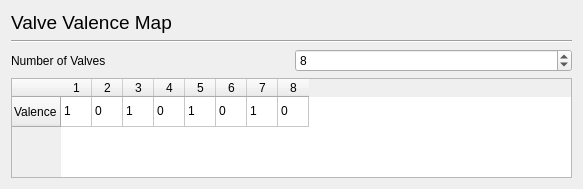
Above: UI/ValveMapUI.ui from RoboDoig/schedule-generator before the change. Below: the same form after it.
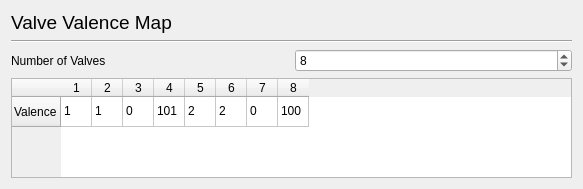
That is the form after the change.

Patch:
```diff
--- a/UI/ValveMapUI.ui
+++ b/UI/ValveMapUI.ui
@@ -73,37 +73,37 @@
      </item>
      <item row="0" column="1">
       <property name="text">
-       <string>0</string>
+       <string>1</string>
       </property>
      </item>
      <item row="0" column="2">
       <property name="text">
-       <string>1</string>
+       <string>0</string>
       </property>
      </item>
      <item row="0" column="3">
       <property name="text">
-       <string>0</string>
+       <string>101</string>
       </property>
      </item>
      <item row="0" column="4">
       <property name="text">
-       <string>1</string>
+       <string>2</string>
       </property>
      </item>
      <item row="0" column="5">
       <property name="text">
-       <string>0</string>
+       <string>2</string>
       </property>
      </item>
      <item row="0" column="6">
       <property name="text">
-       <string>1</string>
+       <string>0</string>
       </property>
      </item>
      <item row="0" column="7">
       <property name="text">
-       <string>0</string>
+       <string>100</string>
       </property>
      </item>
     </widget>
```
